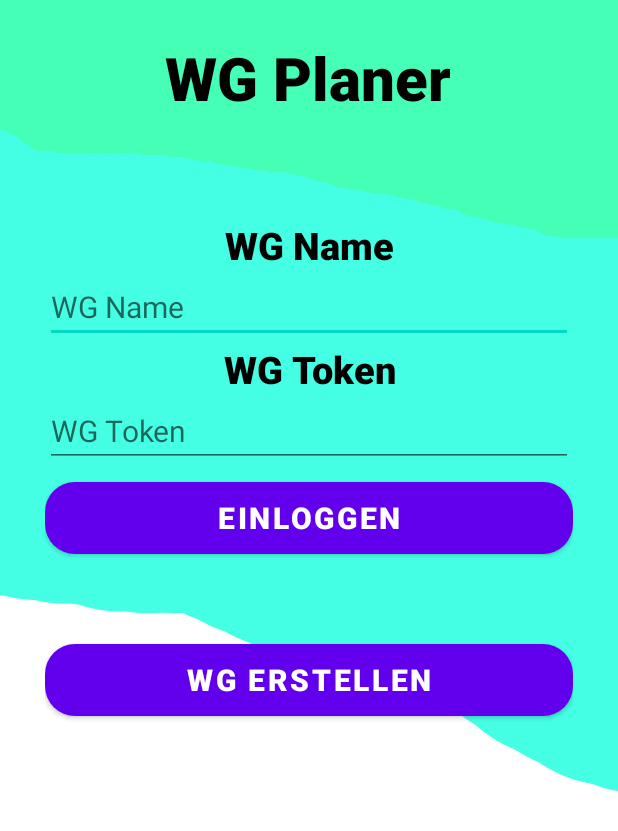
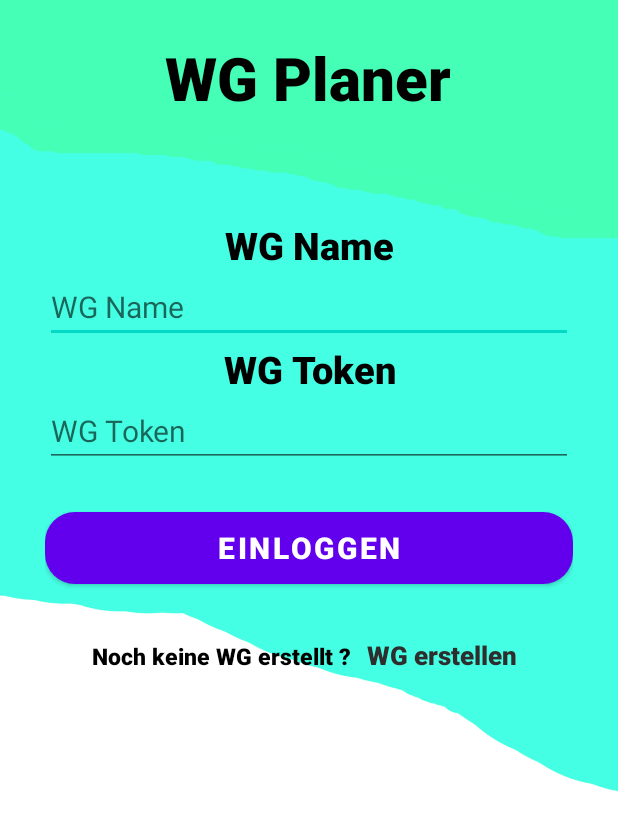
Before and after one commit to Yannick12365/EMA-Projekt, an Android app: the screen it shows after launch (MainActivity), on a phone screen of 412 x 824 dp. Shown: the top 831 px of the screen. Run offline under Robolectric (Android 15) with nearby library versions, the phone set to English and light mode, and no system bars.

Commit message:
edit login screen

```diff
--- a/app/src/main/java/com/example/ema_projekt/MainActivity.kt
+++ b/app/src/main/java/com/example/ema_projekt/MainActivity.kt
@@ -14,6 +14,10 @@ import androidx.appcompat.app.AppCompatDelegate
 import com.example.ema_projekt.kalender.KalenderActivity
 import com.example.ema_projekt.wgplaner.WGPlanerActivity
 
+
+//https://youtu.be/kMEkP6f9_kE
+
+
 class MainActivity : AppCompatActivity() {
     override fun onCreate(savedInstanceState: Bundle?) {
         super.onCreate(savedInstanceState)
@@ -21,13 +25,14 @@ class MainActivity : AppCompatActivity() {
         setContentView(R.layout.activity_main)
 
         val loginbutton:Button = findViewById(R.id.button_einloggen)
-        val erstellbutton:Button = findViewById(R.id.button_erstellen)
+        val erstellenTextview:TextView = findViewById(R.id.textView_wgerstellen)
 
         loginbutton.setOnClickListener {
             startActivity(Intent(this, WGPlanerActivity::class.java))
         }
 
-        erstellbutton.setOnClickListener {
+        erstellenTextview.setOnClickListener {
+            erstellenTextview.setTextColor(Color.parseColor("#5c5c5c"))
             showWGErstellPopUp()
         }
     }
--- a/app/src/main/res/layout/activity_main.xml
+++ b/app/src/main/res/layout/activity_main.xml
@@ -102,7 +102,7 @@
                 android:id="@+id/button_einloggen"
                 android:layout_width="match_parent"
                 android:layout_height="wrap_content"
-                android:layout_marginTop="10dp"
+                android:layout_marginTop="30dp"
                 app:backgroundTint="@null"
                 android:fontFamily="sans-serif-black"
                 android:background="@drawable/standart_button_background"
@@ -110,17 +110,37 @@
                 android:textSize="20sp"
                 android:text="Einloggen" />
 
-            <Button
-                android:id="@+id/button_erstellen"
-                android:layout_width="match_parent"
-                android:layout_height="wrap_content"
-                android:layout_marginTop="60dp"
-                app:backgroundTint="@null"
-                android:fontFamily="sans-serif-black"
-                android:background="@drawable/standart_button_background"
-                android:textAlignment="center"
-                android:textSize="20sp"
-                android:text="WG Erstellen" />
+            <LinearLayout
+                android:layout_marginTop="30dp"
+                android:layout_width="wrap_content"
+                android:layout_height="match_parent"
+                android:layout_gravity="center"
+                android:orientation="horizontal">
+
+                <TextView
+                    android:id="@+id/textView5"
+                    android:fontFamily="sans-serif-black"
+                    android:textColor="@color/black"
+                    android:layout_width="wrap_content"
+                    android:layout_height="wrap_content"
+                    android:layout_weight="1"
+                    android:textSize="15sp"
+                    android:layout_marginEnd="5dp"
+                    android:text="Noch keine WG erstellt ?" />
+
+                <TextView
+                    android:id="@+id/textView_wgerstellen"
+                    android:fontFamily="sans-serif-black"
+                    android:textColor="#2e2e2e"
+                    android:textSize="17sp"
+                    android:layout_width="wrap_content"
+                    android:layout_height="wrap_content"
+                    android:layout_weight="1"
+                    android:padding="5dp"
+                    android:text="WG erstellen" />
+            </LinearLayout>
+
+
         </LinearLayout>
     </androidx.constraintlayout.widget.ConstraintLayout>
 
```
